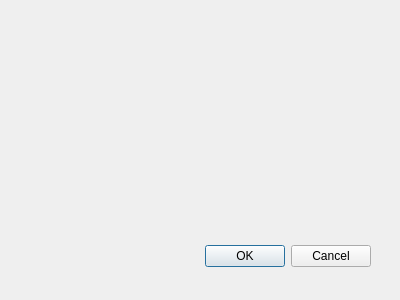
Old version of the form testQtDesigner/Dialog.ui in the repository Phonations/Bacasable.
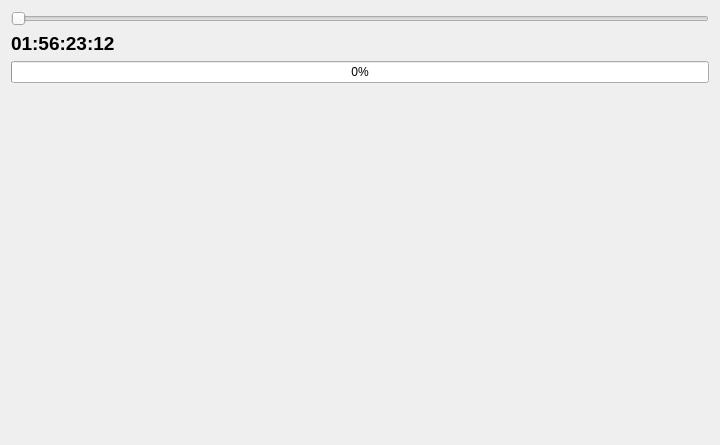
New version of the form.

Commit message: creation of a custom window with qtdesigner

What changed in the file:
```diff
--- a/testQtDesigner/Dialog.ui
+++ b/testQtDesigner/Dialog.ui
@@ -8,29 +8,72 @@
    <rect>
     <x>0</x>
     <y>0</y>
-    <width>400</width>
-    <height>300</height>
+    <width>720</width>
+    <height>445</height>
    </rect>
   </property>
   <property name="windowTitle">
    <string>Dialog</string>
   </property>
-  <widget class="QDialogButtonBox" name="buttonBox">
-   <property name="geometry">
-    <rect>
-     <x>30</x>
-     <y>240</y>
-     <width>341</width>
-     <height>32</height>
-    </rect>
-   </property>
-   <property name="orientation">
-    <enum>Qt::Horizontal</enum>
-   </property>
-   <property name="standardButtons">
-    <set>QDialogButtonBox::Cancel|QDialogButtonBox::Ok</set>
-   </property>
-  </widget>
+  <layout class="QVBoxLayout" name="verticalLayout">
+   <item>
+    <widget class="QSlider" name="horizontalSlider">
+     <property name="orientation">
+      <enum>Qt::Horizontal</enum>
+     </property>
+    </widget>
+   </item>
+   <item>
+    <widget class="QLabel" name="_label">
+     <property name="font">
+      <font>
+       <family>Arial</family>
+       <pointsize>14</pointsize>
+       <weight>75</weight>
+       <bold>true</bold>
+      </font>
+     </property>
+     <property name="cursor">
+      <cursorShape>CrossCursor</cursorShape>
+     </property>
+     <property name="lineWidth">
+      <number>0</number>
+     </property>
+     <property name="text">
+      <string>01:56:23:12</string>
+     </property>
+     <property name="margin">
+      <number>0</number>
+     </property>
+     <property name="indent">
+      <number>0</number>
+     </property>
+    </widget>
+   </item>
+   <item>
+    <widget class="QProgressBar" name="progressBar">
+     <property name="enabled">
+      <bool>true</bool>
+     </property>
+     <property name="value">
+      <number>0</number>
+     </property>
+    </widget>
+   </item>
+   <item>
+    <spacer name="verticalSpacer">
+     <property name="orientation">
+      <enum>Qt::Vertical</enum>
+     </property>
+     <property name="sizeHint" stdset="0">
+      <size>
+       <width>20</width>
+       <height>40</height>
+      </size>
+     </property>
+    </spacer>
+   </item>
+  </layout>
  </widget>
  <pixmapfunction/>
  <resources/>
```
Left out of the diff: 43 changed lines with no effect on the pictures. The commit also changes 1 other file.
